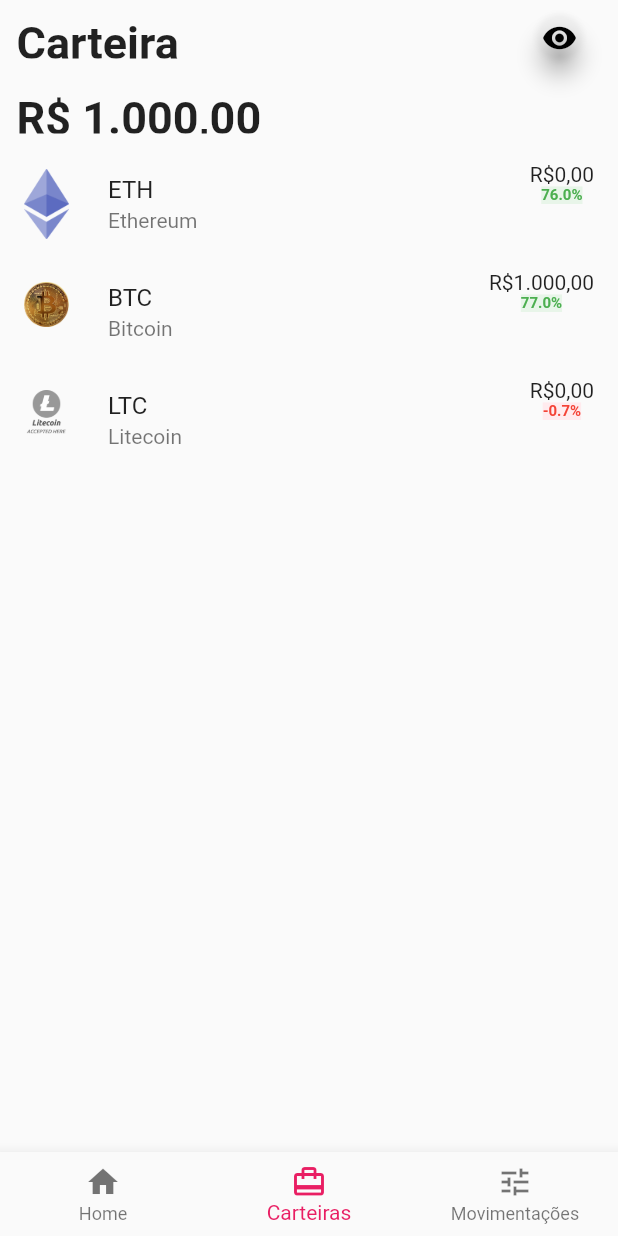
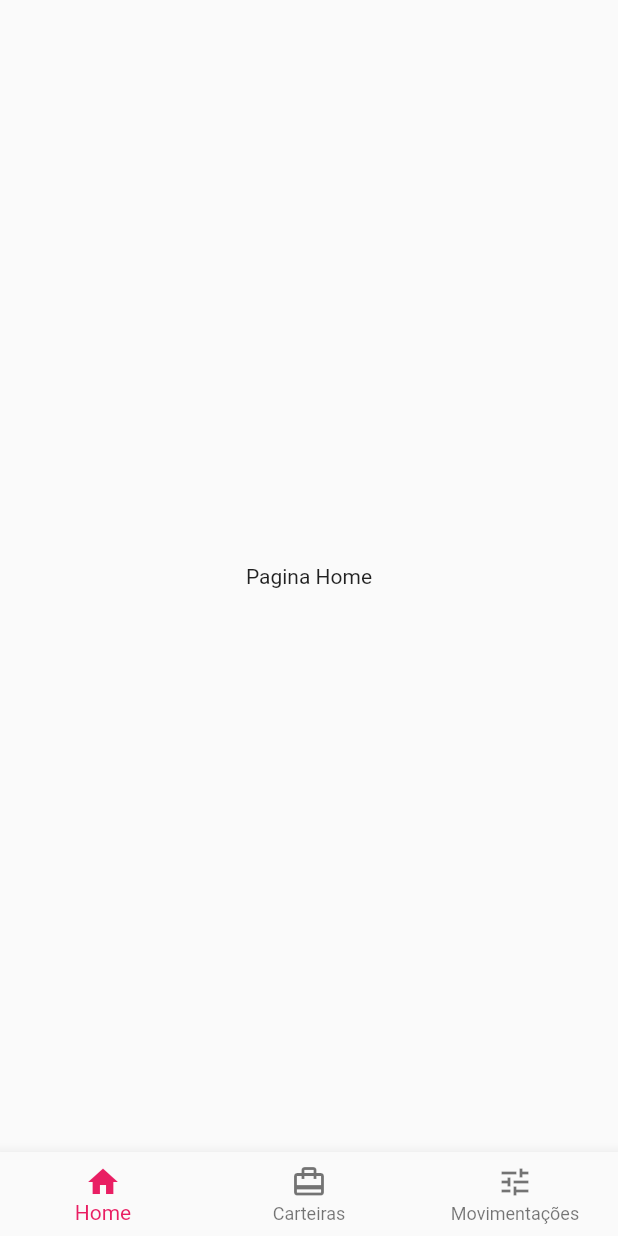
Before and after one commit to ProgRS/CryptoMoedas, a Flutter app: the screen it shows after launch, on a phone screen of 412 x 824 dp. Run offline on Flutter 3.47's test engine with Material 2 defaults, Android fonts, the phone set to English and light mode, and no system bars; our stand-ins replace syncfusion_flutter_charts.

Commit message:
Implementação tela de movimentações

```diff
--- a/lib/myApp.dart
+++ b/lib/myApp.dart
@@ -1,4 +1,5 @@
 import 'package:crypto/pages/conversion.dart';
+import 'package:crypto/pages/home_page.dart';
 import 'package:flutter/cupertino.dart';
 import 'package:flutter/material.dart';
 
@@ -16,10 +17,11 @@ class MyApp extends StatelessWidget {
         primarySwatch: Colors.pink,
       ),
       routes: {
+           '/home_page': (BuildContext context) => HomePage(),
           '/carteiraApp': (BuildContext context) => TelaInicialWidget(),
           '/conversion': (BuildContext context) => ConversionCoin(),
       },
-      initialRoute: '/carteiraApp',
+      initialRoute: '/home_page',
     );
   }
 }
--- a/lib/pages/carteiraApp.dart
+++ b/lib/pages/carteiraApp.dart
@@ -31,16 +31,6 @@ class TelaInicialState extends State<TelaInicialWidget> {
   @override
   Widget build(BuildContext context) {
     return Scaffold(
-      bottomNavigationBar: BottomNavigationBar(
-        currentIndex: 1,
-        items: const [
-          BottomNavigationBarItem(icon: Icon(Icons.home), label: 'Home'),
-          BottomNavigationBarItem(
-              icon: Icon(Icons.wallet_travel), label: 'Carteiras'),
-          BottomNavigationBarItem(
-              icon: Icon(Icons.tune), label: 'Movimentações')
-        ],
-      ),
       body: ListView(
         children: <Widget>[
           Container(
--- /dev/null
+++ b/lib/pages/home_page.dart
@@ -0,0 +1,51 @@
+import 'package:flutter/material.dart';
+
+import 'carteiraApp.dart';
+import 'movimentacoes_page.dart';
+import 'page_screen.dart';
+
+class HomePage extends StatefulWidget {
+  HomePage ({Key? key}) : super(key: key);
+
+  @override
+  _HomePageState createState() => _HomePageState();
+}
+
+class _HomePageState extends State<HomePage> {
+
+  int _indiceAtual = 0;
+  final List<Widget> _telas = [
+
+      NewPageScreen("Pagina Home"),
+      TelaInicialWidget(),
+      MovimentacoesPage()
+
+  ];
+
+
+
+  @override
+  Widget build(BuildContext context) {
+    return Scaffold(
+
+        body: _telas[_indiceAtual],
+      bottomNavigationBar: BottomNavigationBar(
+           currentIndex: _indiceAtual,
+           onTap: onTabTapped,
+           items: [
+             BottomNavigationBarItem(icon: Icon(Icons.home), label: 'Home'),
+             BottomNavigationBarItem(icon: Icon(Icons.wallet_travel), label: 'Carteiras'),
+             BottomNavigationBarItem(icon: Icon(Icons.tune), label: 'Movimentações')
+           ],
+
+      ),
+
+    );
+  }
+
+  void onTabTapped(int index) {
+    setState(() {
+      _indiceAtual = index;
+    });
+  }
+}
--- /dev/null
+++ b/lib/pages/page_screen.dart
@@ -0,0 +1,16 @@
+import 'package:flutter/material.dart';
+
+class NewPageScreen extends StatelessWidget {
+  final String texto;
+
+  NewPageScreen(this.texto);
+
+  @override
+  Widget build(BuildContext context) {
+    return Container(
+      child: Center(
+        child: Text(texto),
+      ),
+    );
+  }
+}
```
Also changed, not shown: lib/pages/moedas_detalhes_page.dart (+1 -10 lines), lib/pages/movimentacoes_page.dart (added, +77 -0 lines).
